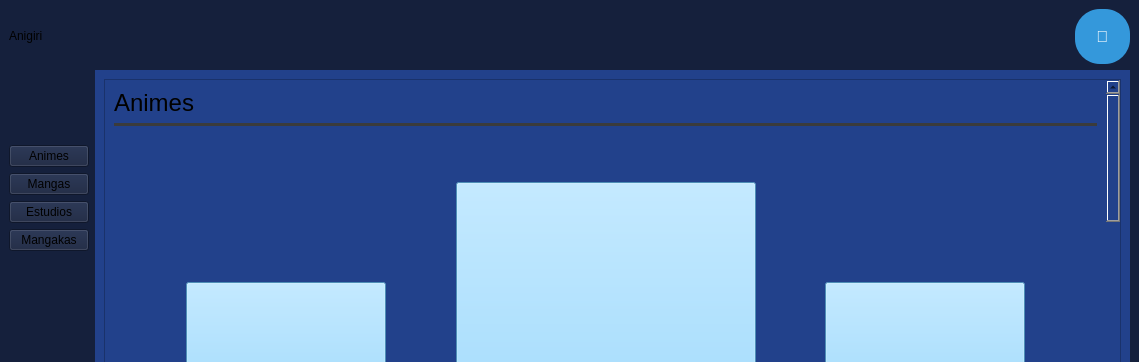
This is Ui/homePage.ui in rmungar/PersistenciaDIN as Qt 5 draws it before an edit; both pictures show x 0 to 1139 and y 0 to 362 of the 1139 by 644 pixel window. The edited form follows.
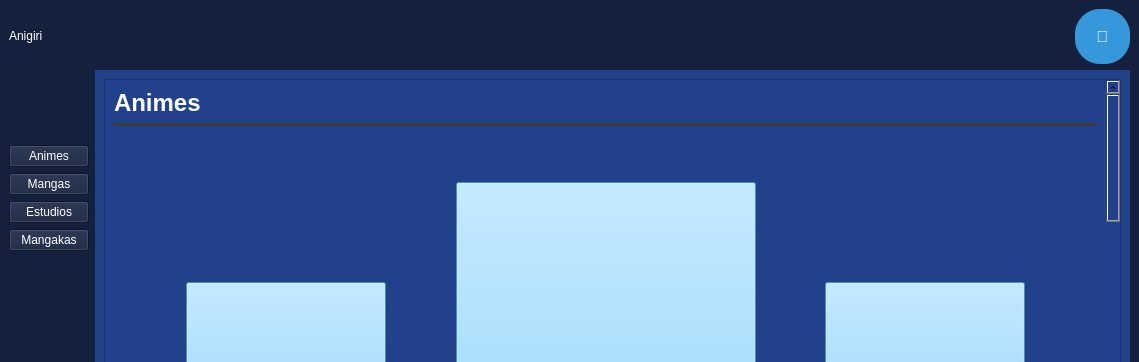
This is the edited form. Icons and pictures are not drawn.

Commit message: color universal de letras

The edit to the form file:
```diff
--- a/Ui/homePage.ui
+++ b/Ui/homePage.ui
@@ -98,6 +98,9 @@
     </item>
     <item row="6" column="1">
      <widget class="QPushButton" name="mangaButton">
+      <property name="styleSheet">
+       <string notr="true">color: rgb(255, 255, 255);</string>
+      </property>
       <property name="text">
        <string>Mangas</string>
       </property>
@@ -105,6 +108,9 @@
     </item>
     <item row="5" column="1">
      <widget class="QPushButton" name="animeButton">
+      <property name="styleSheet">
+       <string notr="true">color: rgb(255, 255, 255);</string>
+      </property>
       <property name="text">
        <string>Animes</string>
       </property>
@@ -130,8 +136,8 @@
             <property name="geometry">
              <rect>
               <x>0</x>
-              <y>0</y>
-              <width>957</width>
+              <y>-361</y>
+              <width>962</width>
               <height>2224</height>
              </rect>
             </property>
@@ -768,10 +774,10 @@
              <item row="0" column="0">
               <widget class="QLabel" name="label_2">
                <property name="styleSheet">
-                <string notr="true"/>
+                <string notr="true">color: rgb(255, 255, 255);</string>
                </property>
                <property name="text">
-                <string>&lt;html&gt;&lt;head/&gt;&lt;body&gt;&lt;p&gt;&lt;span style=&quot; font-size:18pt;&quot;&gt;Animes&lt;/span&gt;&lt;/p&gt;&lt;/body&gt;&lt;/html&gt;</string>
+                <string>&lt;html&gt;&lt;head/&gt;&lt;body&gt;&lt;p&gt;&lt;span style=&quot; font-size:18pt; font-weight:700;&quot;&gt;Animes&lt;/span&gt;&lt;/p&gt;&lt;/body&gt;&lt;/html&gt;</string>
                </property>
               </widget>
              </item>
@@ -1048,7 +1054,8 @@
     <item row="0" column="1" rowspan="2">
      <widget class="QLabel" name="label">
       <property name="styleSheet">
-       <string notr="true">font: 24pt &quot;Pinky Show&quot;;</string>
+       <string notr="true">font: 24pt &quot;Pinky Show&quot;;
+color: rgb(255, 255, 255);</string>
       </property>
       <property name="text">
        <string>&lt;html&gt;&lt;head/&gt;&lt;body&gt;&lt;p&gt;Anigiri&lt;/p&gt;&lt;/body&gt;&lt;/html&gt;</string>
@@ -1116,6 +1123,9 @@
     </item>
     <item row="8" column="1">
      <widget class="QPushButton" name="mangakaButton">
+      <property name="styleSheet">
+       <string notr="true">color: rgb(255, 255, 255);</string>
+      </property>
       <property name="text">
        <string>Mangakas</string>
       </property>
@@ -1123,6 +1133,9 @@
     </item>
     <item row="7" column="1">
      <widget class="QPushButton" name="estudioButton">
+      <property name="styleSheet">
+       <string notr="true">color: rgb(255, 255, 255);</string>
+      </property>
       <property name="text">
        <string>Estudios</string>
       </property>
```
Left out of the diff: 14 changed lines with no effect on the pictures. The commit also changes 3 other files.
